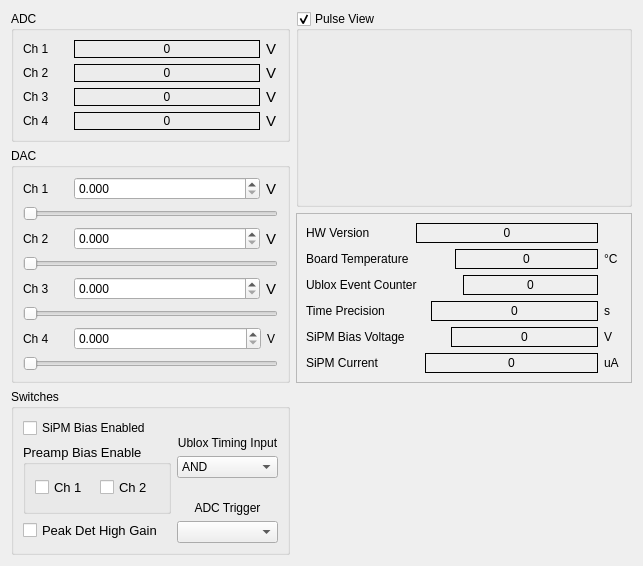
Old version of the form muondetector-gui/src/main/parametermonitorform.ui in the repository MuonPi/muondetector.
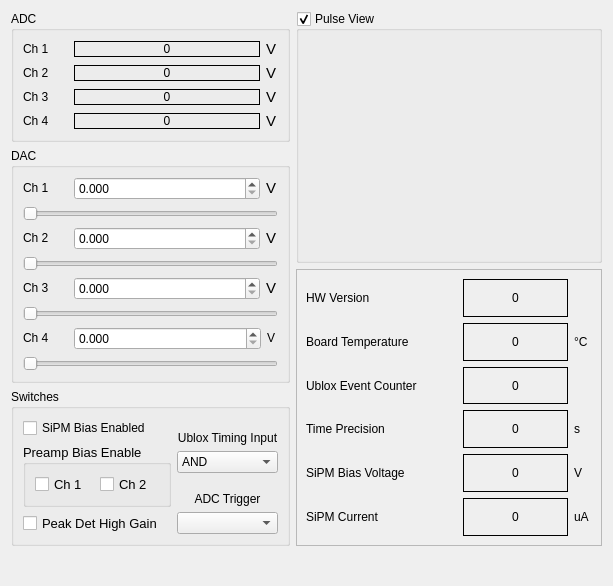
New version of the form. Custom widgets are drawn as their Qt base class.

Commit message: - Finalized cleanup of GUI for now. Calib-tab and parametermonitor tab are now much more presentable. - Started moving of calib scan functionality to new dialog window (CalibScanDialog)...work in progress. - Modified layout and optics of many elements (cosmetics).

What changed in the file:
```diff
--- a/muondetector-gui/src/main/parametermonitorform.ui
+++ b/muondetector-gui/src/main/parametermonitorform.ui
@@ -6,8 +6,8 @@
    <rect>
     <x>0</x>
     <y>0</y>
-    <width>643</width>
-    <height>566</height>
+    <width>613</width>
+    <height>586</height>
    </rect>
   </property>
   <property name="sizePolicy">
@@ -19,7 +19,7 @@
   <property name="maximumSize">
    <size>
     <width>16777215</width>
-    <height>700</height>
+    <height>16777215</height>
    </size>
   </property>
   <property name="windowTitle">
@@ -29,7 +29,7 @@
    <item row="0" column="0">
     <widget class="QGroupBox" name="groupBox">
      <property name="sizePolicy">
-      <sizepolicy hsizetype="Preferred" vsizetype="Preferred">
+      <sizepolicy hsizetype="Preferred" vsizetype="Fixed">
        <horstretch>0</horstretch>
        <verstretch>0</verstretch>
       </sizepolicy>
@@ -37,13 +37,13 @@
      <property name="minimumSize">
       <size>
        <width>0</width>
-       <height>120</height>
+       <height>0</height>
       </size>
      </property>
      <property name="maximumSize">
       <size>
        <width>16777215</width>
-       <height>160</height>
+       <height>16777215</height>
       </size>
      </property>
      <property name="title">
@@ -54,6 +54,12 @@
        <layout class="QHBoxLayout" name="horizontalLayout">
         <item>
          <widget class="QLabel" name="label">
+          <property name="sizePolicy">
+           <sizepolicy hsizetype="Preferred" vsizetype="Fixed">
+            <horstretch>0</horstretch>
+            <verstretch>0</verstretch>
+           </sizepolicy>
+          </property>
           <property name="minimumSize">
            <size>
             <width>0</width>
@@ -78,6 +84,12 @@
         </item>
         <item>
          <widget class="QLabel" name="adcLabel1">
+          <property name="sizePolicy">
+           <sizepolicy hsizetype="Preferred" vsizetype="Fixed">
+            <horstretch>0</horstretch>
+            <verstretch>0</verstretch>
+           </sizepolicy>
+          </property>
           <property name="minimumSize">
            <size>
             <width>40</width>
@@ -124,6 +136,12 @@
        <layout class="QHBoxLayout" name="horizontalLayout_2">
         <item>
          <widget class="QLabel" name="label_2">
+          <property name="sizePolicy">
+           <sizepolicy hsizetype="Preferred" vsizetype="Fixed">
+            <horstretch>0</horstretch>
+            <verstretch>0</verstretch>
+           </sizepolicy>
+          </property>
           <property name="minimumSize">
            <size>
             <width>0</width>
@@ -148,6 +166,12 @@
         </item>
         <item>
          <widget class="QLabel" name="adcLabel2">
+          <property name="sizePolicy">
+           <sizepolicy hsizetype="Preferred" vsizetype="Fixed">
+            <horstretch>0</horstretch>
+            <verstretch>0</verstretch>
+           </sizepolicy>
+          </property>
           <property name="minimumSize">
            <size>
             <width>40</width>
@@ -194,6 +218,12 @@
        <layout class="QHBoxLayout" name="horizontalLayout_3">
         <item>
          <widget class="QLabel" name="label_3">
+          <property name="sizePolicy">
+           <sizepolicy hsizetype="Preferred" vsizetype="Fixed">
+            <horstretch>0</horstretch>
+            <verstretch>0</verstretch>
+           </sizepolicy>
+          </property>
           <property name="minimumSize">
            <size>
             <width>0</width>
@@ -218,6 +248,12 @@
         </item>
         <item>
          <widget class="QLabel" name="adcLabel3">
+          <property name="sizePolicy">
+           <sizepolicy hsizetype="Preferred" vsizetype="Fixed">
+            <horstretch>0</horstretch>
+            <verstretch>0</verstretch>
+           </sizepolicy>
+          </property>
           <property name="minimumSize">
            <size>
             <width>40</width>
@@ -264,6 +300,12 @@
        <layout class="QHBoxLayout" name="horizontalLayout_4">
         <item>
          <widget class="QLabel" name="label_4">
+          <property name="sizePolicy">
+           <sizepolicy hsizetype="Preferred" vsizetype="Fixed">
+            <horstretch>0</horstretch>
+            <verstretch>0</verstretch>
+           </sizepolicy>
+          </property>
           <property name="minimumSize">
            <size>
             <width>0</width>
@@ -288,6 +330,12 @@
         </item>
         <item>
          <widget class="QLabel" name="adcLabel4">
+          <property name="sizePolicy">
+           <sizepolicy hsizetype="Preferred" vsizetype="Fixed">
+            <horstretch>0</horstretch>
+            <verstretch>0</verstretch>
+           </sizepolicy>
+          </property>
           <property name="minimumSize">
            <size>
             <width>40</width>
@@ -359,16 +407,22 @@
    </item>
    <item row="1" column="0" rowspan="2">
     <widget class="QGroupBox" name="groupBox_2">
+     <property name="sizePolicy">
+      <sizepolicy hsizetype="Preferred" vsizetype="Fixed">
+       <horstretch>0</horstretch>
+       <verstretch>0</verstretch>
+      </sizepolicy>
+     </property>
      <property name="minimumSize">
       <size>
        <width>0</width>
-       <height>120</height>
+       <height>0</height>
       </size>
      </property>
      <property name="maximumSize">
       <size>
        <width>16777215</width>
-       <height>250</height>
+       <height>16777215</height>
       </size>
      </property>
      <property name="title">
@@ -379,6 +433,12 @@
        <layout class="QGridLayout" name="gridLayout_2">
         <item row="0" column="0">
          <widget class="QLabel" name="label_9">
+          <property name="sizePolicy">
+           <sizepolicy hsizetype="Preferred" vsizetype="Fixed">
+            <horstretch>0</horstretch>
+            <verstretch>0</verstretch>
+           </sizepolicy>
+          </property>
           <property name="minimumSize">
            <size>
             <width>0</width>
@@ -416,6 +476,12 @@
         </item>
         <item row="0" column="2">
          <widget class="QLabel" name="label_10">
+          <property name="sizePolicy">
+           <sizepolicy hsizetype="Preferred" vsizetype="Fixed">
+            <horstretch>0</horstretch>
+            <verstretch>0</verstretch>
+           </sizepolicy>
+          </property>
           <property name="maximumSize">
            <size>
             <width>12</width>
@@ -462,6 +528,12 @@
        <layout class="QGridLayout" name="gridLayout_8">
         <item row="0" column="2">
          <widget class="QLabel" name="label_12">
+          <property name="sizePolicy">
+           <sizepolicy hsizetype="Preferred" vsizetype="Fixed">
+            <horstretch>0</horstretch>
+            <verstretch>0</verstretch>
+           </sizepolicy>
+          </property>
           <property name="maximumSize">
            <size>
             <width>12</width>
@@ -498,6 +570,12 @@
         </item>
         <item row="0" column="0">
          <widget class="QLabel" name="label_11">
+          <property name="sizePolicy">
+           <sizepolicy hsizetype="Preferred" vsizetype="Fixed">
+            <horstretch>0</horstretch>
+            <verstretch>0</verstretch>
+           </sizepolicy>
+          </property>
           <property name="minimumSize">
            <size>
             <width>0</width>
@@ -557,6 +635,12 @@
         </item>
         <item row="0" column="2">
          <widget class="QLabel" name="label_14">
+          <property name="sizePolicy">
+           <sizepolicy hsizetype="Preferred" vsizetype="Fixed">
+            <horstretch>0</horstretch>
+            <verstretch>0</verstretch>
+           </sizepolicy>
+          </property>
           <property name="maximumSize">
            <size>
             <width>12</width>
@@ -575,6 +659,12 @@
         </item>
         <item row="0" column="0">
          <widget class="QLabel" name="label_13">
+          <property name="sizePolicy">
+           <sizepolicy hsizetype="Preferred" vsizetype="Fixed">
+            <horstretch>0</horstretch>
+            <verstretch>0</verstretch>
+           </sizepolicy>
+          </property>
           <property name="minimumSize">
            <size>
             <width>0</width>
@@ -634,6 +724,12 @@
         </item>
         <item row="0" column="2">
          <widget class="QLabel" name="label_16">
+          <property name="sizePolicy">
+           <sizepolicy hsizetype="Preferred" vsizetype="Fixed">
+            <horstretch>0</horstretch>
+            <verstretch>0</verstretch>
+           </sizepolicy>
+          </property>
           <property name="maximumSize">
            <size>
             <width>11</width>
@@ -647,6 +743,12 @@
         </item>
         <item row="0" column="0">
          <widget class="QLabel" name="label_15">
+          <property name="sizePolicy">
+           <sizepolicy hsizetype="Preferred" vsizetype="Fixed">
+            <horstretch>0</horstretch>
+            <verstretch>0</verstretch>
+           </sizepolicy>
+          </property>
           <property name="minimumSize">
            <size>
             <width>0</width>
@@ -687,7 +789,7 @@
      </layout>
     </widget>
    </item>
-   <item row="2" column="1">
+   <item row="2" column="1" rowspan="2">
     <widget class="QFrame" name="frame">
      <property name="frameShape">
       <enum>QFrame::StyledPanel</enum>
@@ -695,10 +797,10 @@
      <property name="frameShadow">
       <enum>QFrame::Raised</enum>
      </property>
-     <layout class="QGridLayout" name="gridLayout_6">
+     <layout class="QGridLayout" name="gridLayout_12">
       <item row="0" column="0">
-       <layout class="QHBoxLayout" name="horizontalLayout_5">
-        <item>
+       <layout class="QGridLayout" name="gridLayout_6">
+        <item row="0" column="0">
          <widget class="QLabel" name="label_25">
           <property name="sizePolicy">
            <sizepolicy hsizetype="Fixed" vsizetype="Preferred">
@@ -716,7 +818,7 @@
           </property>
          </widget>
         </item>
-        <item>
+        <item row="0" column="1">
          <spacer name="horizontalSpacer_4">
           <property name="orientation">
            <enum>Qt::Horizontal</enum>
@@ -732,7 +834,7 @@
           </property>
          </spacer>
         </item>
-        <item>
+        <item row="0" column="2">
          <widget class="QLabel" name="hwVersionLabel">
           <property name="minimumSize">
            <size>
@@ -756,7 +858,7 @@
           </property>
          </widget>
         </item>
-        <item>
+        <item row="0" column="3">
          <widget class="QLabel" name="label_26">
           <property name="sizePolicy">
            <sizepolicy hsizetype="Fixed" vsizetype="Preferred">
@@ -776,15 +878,11 @@
            </font>
           </property>
           <property name="text">
-           <string> </string>
+           <string/>
           </property>
          </widget>
         </item>
-       </layout>
-      </item>
-      <item row="1" column="0">
-       <layout class="QHBoxLayout" name="horizontalLayout_9">
-        <item>
+        <item row="1" column="0">
          <widget class="QLabel" name="label_19">
           <property name="sizePolicy">
            <sizepolicy hsizetype="Fixed" vsizetype="Preferred">
@@ -802,7 +900,7 @@
           </property>
          </widget>
         </item>
-        <item>
+        <item row="1" column="1">
          <spacer name="horizontalSpacer">
           <property name="orientation">
            <enum>Qt::Horizontal</enum>
@@ -818,7 +916,7 @@
           </property>
          </spacer>
         </item>
-        <item>
+        <item row="1" column="2">
          <widget class="QLabel" name="temperatureLabel">
           <property name="minimumSize">
            <size>
@@ -842,7 +940,7 @@
           </property>
          </widget>
         </item>
-        <item>
+        <item row="1" column="3">
          <widget class="QLabel" name="label_21">
           <property name="sizePolicy">
            <sizepolicy hsizetype="Fixed" vsizetype="Preferred">
@@ -866,11 +964,7 @@
           </property>
          </widget>
         </item>
-       </layout>
-      </item>
-      <item row="2" column="0">
-       <layout class="QHBoxLayout" name="horizontalLayout_10">
-        <item>
+        <item row="2" column="0">
          <widget class="QLabel" name="label_20">
           <property name="sizePolicy">
            <sizepolicy hsizetype="Fixed" vsizetype="Preferred">
@@ -888,7 +982,7 @@
           </property>
          </widget>
         </item>
-        <item>
+        <item row="2" column="1">
          <spacer name="horizontalSpacer_2">
           <property name="orientation">
            <enum>Qt::Horizontal</enum>
@@ -904,7 +998,7 @@
           </property>
          </spacer>
         </item>
-        <item>
+        <item row="2" column="2">
          <widget class="QLabel" name="ubloxCounterLabel">
           <property name="minimumSize">
            <size>
@@ -928,7 +1022,7 @@
           </property>
          </widget>
         </item>
-        <item>
+        <item row="2" column="3">
          <widget class="QLabel" name="label_24">
           <property name="sizePolicy">
            <sizepolicy hsizetype="Fixed" vsizetype="Preferred">
@@ -952,11 +1046,7 @@
           </property>
          </widget>
         </item>
-       </layout>
-      </item>
-      <item row="3" column="0">
-       <layout class="QHBoxLayout" name="horizontalLayout_11">
-        <item>
+        <item row="3" column="0">
          <widget class="QLabel" name="label_22">
           <property name="sizePolicy">
            <sizepolicy hsizetype="Fixed" vsizetype="Preferred">
@@ -974,7 +1064,7 @@
           </property>
          </widget>
         </item>
-        <item>
+        <item row="3" column="1">
          <spacer name="horizontalSpacer_3">
           <property name="orientation">
            <enum>Qt::Horizontal</enum>
@@ -990,7 +1080,7 @@
           </property>
          </spacer>
         </item>
-        <item>
+        <item row="3" column="2">
          <widget class="QLabel" name="timePrecLabel">
           <property name="minimumSize">
            <size>
@@ -1014,7 +1104,7 @@
           </property>
          </widget>
         </item>
-        <item>
+        <item row="3" column="3">
          <widget class="QLabel" name="label_23">
           <property name="sizePolicy">
            <sizepolicy hsizetype="Fixed" vsizetype="Preferred">
@@ -1038,11 +1128,7 @@
           </property>
          </widget>
         </item>
-       </layout>
-      </item>
-      <item row="4" column="0">
-       <layout class="QHBoxLayout" name="horizontalLayout_6">
-        <item>
+        <item row="4" column="0">
          <widget class="QLabel" name="label_27">
           <property name="sizePolicy">
            <sizepolicy hsizetype="Fixed" vsizetype="Preferred">
@@ -1060,7 +1146,7 @@
           </property>
          </widget>
         </item>
-        <item>
+        <item row="4" column="1">
          <spacer name="horizontalSpacer_5">
           <property name="orientation">
            <enum>Qt::Horizontal</enum>
@@ -1076,7 +1162,7 @@
           </property>
          </spacer>
         </item>
-        <item>
+        <item row="4" column="2">
          <widget class="QLabel" name="biasVoltageLabel">
           <property name="minimumSize">
            <size>
@@ -1100,7 +1186,7 @@
           </property>
          </widget>
         </item>
-        <item>
+        <item row="4" column="3">
          <widget class="QLabel" name="label_28">
           <property name="sizePolicy">
            <sizepolicy hsizetype="Fixed" vsizetype="Preferred">
@@ -1124,11 +1210,7 @@
           </property>
          </widget>
         </item>
-       </layout>
-      </item>
-      <item row="5" column="0">
-       <layout class="QHBoxLayout" name="horizontalLayout_7">
-        <item>
+        <item row="5" column="0">
          <widget class="QLabel" name="label_29">
           <property name="sizePolicy">
            <sizepolicy hsizetype="Fixed" vsizetype="Preferred">
@@ -1146,7 +1228,7 @@
           </property>
          </widget>
         </item>
-        <item>
+        <item row="5" column="1">
          <spacer name="horizontalSpacer_6">
           <property name="orientation">
            <enum>Qt::Horizontal</enum>
@@ -1162,7 +1244,7 @@
           </property>
          </spacer>
         </item>
-        <item>
+        <item row="5" column="2">
          <widget class="QLabel" name="biasCurrentLabel">
           <property name="minimumSize">
            <size>
@@ -1186,7 +1268,7 @@
           </property>
          </widget>
         </item>
-        <item>
+        <item row="5" column="3">
          <widget class="QLabel" name="label_30">
           <property name="sizePolicy">
            <sizepolicy hsizetype="Fixed" vsizetype="Preferred">
@@ -1220,7 +1302,7 @@
      <property name="minimumSize">
       <size>
        <width>0</width>
-       <height>160</height>
+       <height>0</height>
       </size>
      </property>
      <property name="title">
@@ -1246,7 +1328,7 @@
           <property name="minimumSize">
            <size>
             <width>0</width>
-            <height>64</height>
+            <height>0</height>
            </size>
           </property>
           <property name="maximumSize">
@@ -1394,7 +1476,7 @@
      </layout>
     </widget>
    </item>
-   <item row="3" column="1">
+   <item row="4" column="0">
     <spacer name="verticalSpacer">
      <property name="orientation">
       <enum>Qt::Vertical</enum>
@@ -1402,7 +1484,20 @@
      <property name="sizeHint" stdset="0">
       <size>
        <width>20</width>
-       <height>55</height>
+       <height>6</height>
+      </size>
+     </property>
+    </spacer>
+   </item>
+   <item row="4" column="1">
+    <spacer name="verticalSpacer_2">
+     <property name="orientation">
+      <enum>Qt::Vertical</enum>
+     </property>
+     <property name="sizeHint" stdset="0">
+      <size>
+       <width>20</width>
+       <height>6</height>
       </size>
      </property>
     </spacer>
```
Left out of the diff: 24 changed lines with no effect on the pictures. The commit also changes 16 other files.
